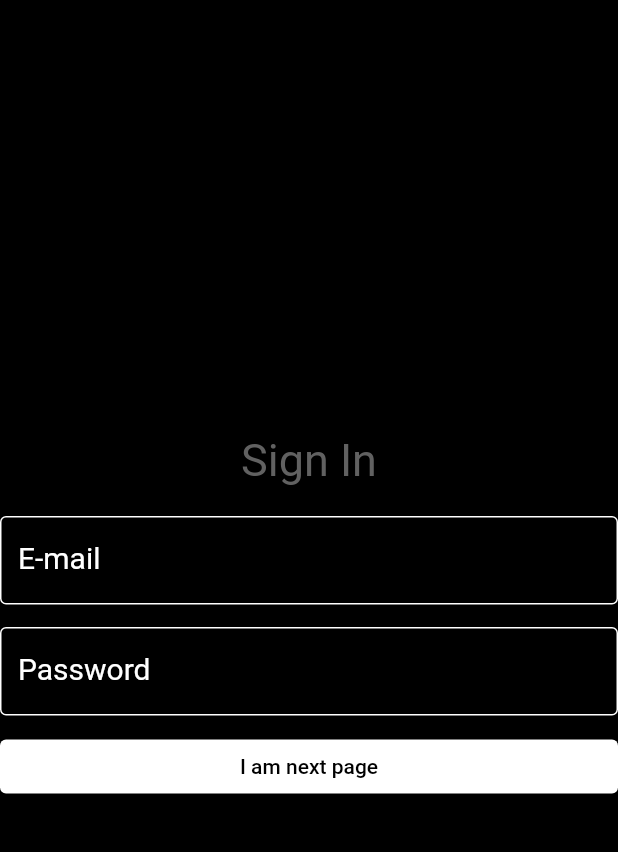
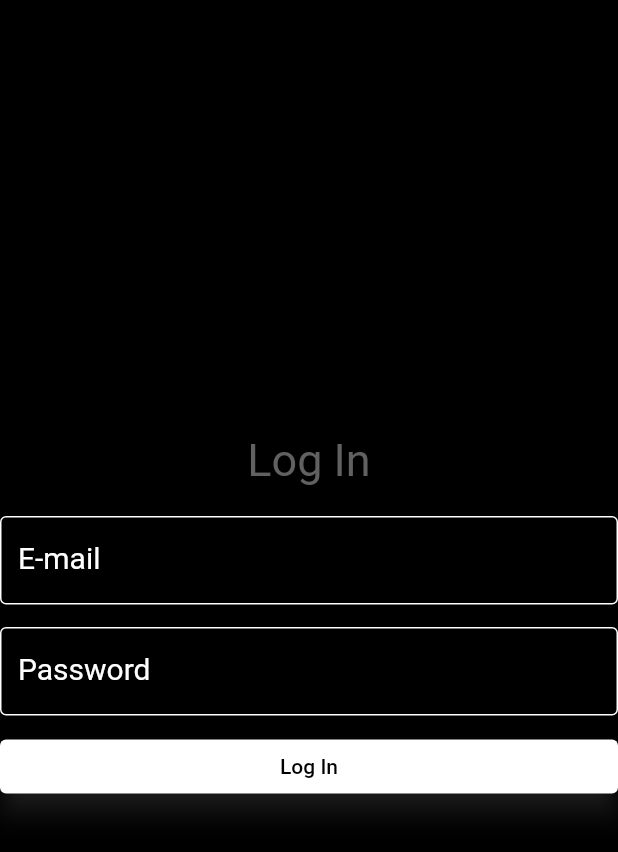
Before and after one commit to AndriiLoto/e_book, a Flutter app: the screen it shows after launch, on a phone screen of 412 x 824 dp. Shown: the top 852 px of the screen. Run offline on Flutter 3.47's test engine with Material 2 defaults, Android fonts, the phone set to English and light mode, and no system bars; Roboto replaces fonts that are missing (e-Ukraine).

Commit message:
Navigation improvment

```diff
--- a/lib/main.dart
+++ b/lib/main.dart
@@ -19,8 +19,11 @@ class MyApp extends StatelessWidget {
           subtitle1: TextStyle(color: Colors.white),
         ),
       ),
-      home: SignInPage(),
-      routes: {HomePage.routeName: (_) => HomePage()},
+      routes: {
+        LogInPage.routeName: (context) => LogInPage(),
+        HomePage.routeName: (_) => HomePage()
+      },
+      initialRoute: LogInPage.routeName,
     );
   }
 }
--- a/lib/widgets/home_page.dart
+++ b/lib/widgets/home_page.dart
@@ -3,8 +3,14 @@ import 'package:e_book/widgets/my_books.dart';
 import 'package:e_book/widgets/recently_added.dart';
 import 'package:flutter/material.dart';
 
-class HomePage extends StatelessWidget {
+class HomePage extends StatefulWidget {
   static const routeName = 'HomePage';
+
+  @override
+  State<HomePage> createState() => _HomePageState();
+}
+
+class _HomePageState extends State<HomePage> {
   @override
   Widget build(BuildContext context) {
     return Scaffold(
--- a/lib/widgets/my_books.dart
+++ b/lib/widgets/my_books.dart
@@ -7,6 +7,7 @@ class MyBooks extends StatelessWidget {
   Widget build(BuildContext context) {
     return InkWell(
       onTap: () {},
+      borderRadius: BorderRadius.circular(9.0),
       child: Container(
         height: 200,
         child: ClipRRect(
--- a/lib/widgets/sign_in_page.dart
+++ b/lib/widgets/sign_in_page.dart
@@ -1,12 +1,37 @@
-import 'dart:ui';
-
 import 'package:e_book/widgets/home_page.dart';
 
 import 'package:flutter/material.dart';
 
-class SignInPage extends StatelessWidget {
+class LogInPage extends StatefulWidget {
+  static const routeName = 'LogInPage';
+  @override
+  State<LogInPage> createState() => _LogInPagePageState();
+}
+
+class _LogInPagePageState extends State<LogInPage> {
+  final _eMailTextConroller = TextEditingController();
+
+  final _passwordTextConroller = TextEditingController();
+
+  String? errorText = null;
+
+  void _logIn() {
+    final eMail = _eMailTextConroller.text;
+    final password = _passwordTextConroller.text;
+    if (eMail == 'admin' && password == 'admin') {
+      errorText = null;
+
+      Navigator.of(context).pushReplacementNamed(HomePage.routeName);
+    } else {
+      errorText = 'Incorrect E-mail or password';
+    }
+    setState(() {});
+  }
+
   @override
   Widget build(BuildContext context) {
+    final errorText = this.errorText;
+
     return Scaffold(
       backgroundColor: Colors.black,
       body: Column(
@@ -17,10 +42,21 @@ class SignInPage extends StatelessWidget {
                   color: Colors.grey[700],
                   fontSize: 30,
                   fontFamily: 'e-Ukraine'),
-              'Sign In'),
+              'Log In'),
           const Padding(padding: EdgeInsets.all(10)),
-          const TextField(
-            decoration: InputDecoration(
+          if (errorText != null) ...[
+            Text(
+              '$errorText',
+              style: TextStyle(
+                  color: Colors.red[800],
+                  fontSize: 10,
+                  fontFamily: 'e-Ukraine'),
+            ),
+            const Padding(padding: EdgeInsets.all(10)),
+          ],
+          TextField(
+            controller: _eMailTextConroller,
+            decoration: const InputDecoration(
               border: OutlineInputBorder(
                 borderRadius: BorderRadius.all(
                   Radius.circular(150),
@@ -41,9 +77,10 @@ class SignInPage extends StatelessWidget {
             ),
           ),
           const Padding(padding: EdgeInsets.only(top: 15)),
-          const TextField(
+          TextField(
+            controller: _passwordTextConroller,
             obscureText: true,
-            decoration: InputDecoration(
+            decoration: const InputDecoration(
               border: OutlineInputBorder(
                 borderRadius: BorderRadius.all(
                   Radius.circular(150),
@@ -70,13 +107,16 @@ class SignInPage extends StatelessWidget {
             children: [
               Expanded(
                 child: ElevatedButton(
-                  onPressed: () {
+                  onPressed: /* () {
                     Navigator.of(context).pushNamed(HomePage.routeName);
-                  },
+                  } */
+                      _logIn,
                   style: ElevatedButton.styleFrom(
+                      shadowColor: Colors.grey[700],
+                      elevation: 7.5,
                       backgroundColor: Colors.white,
                       foregroundColor: Colors.black),
-                  child: const Text('I am next page'),
+                  child: const Text('Log In'),
                 ),
               ),
             ],
```
